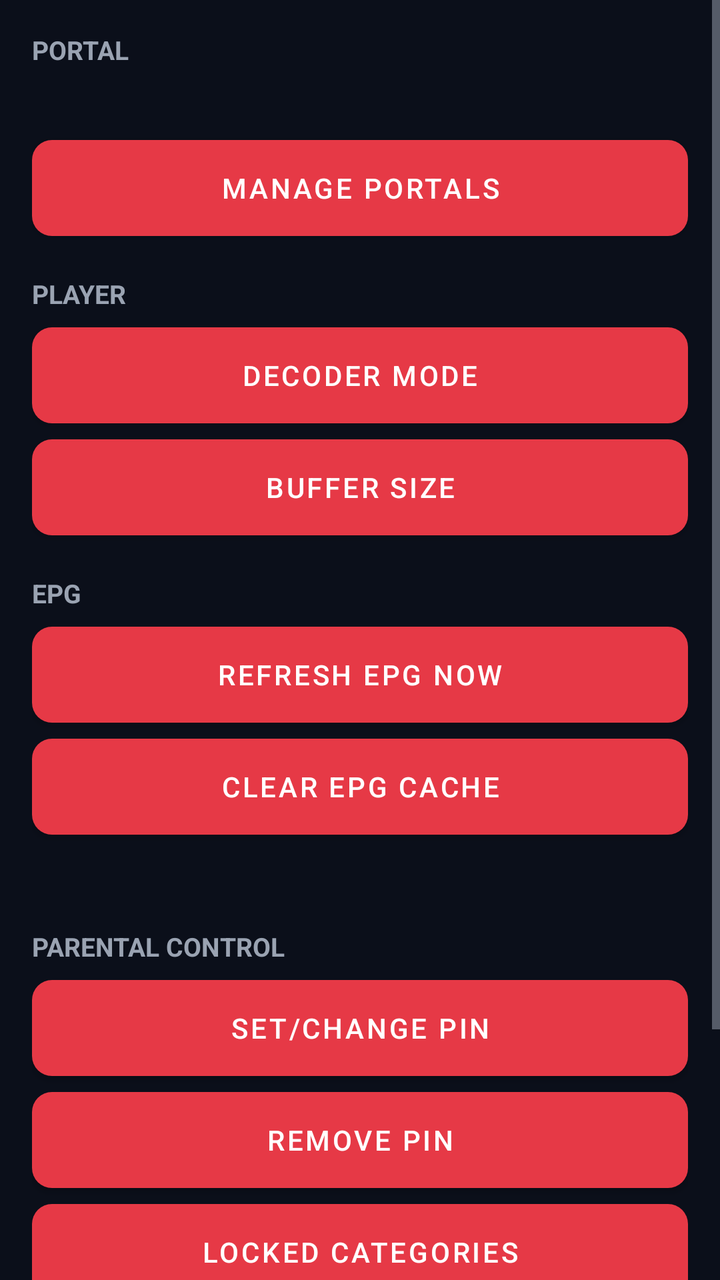
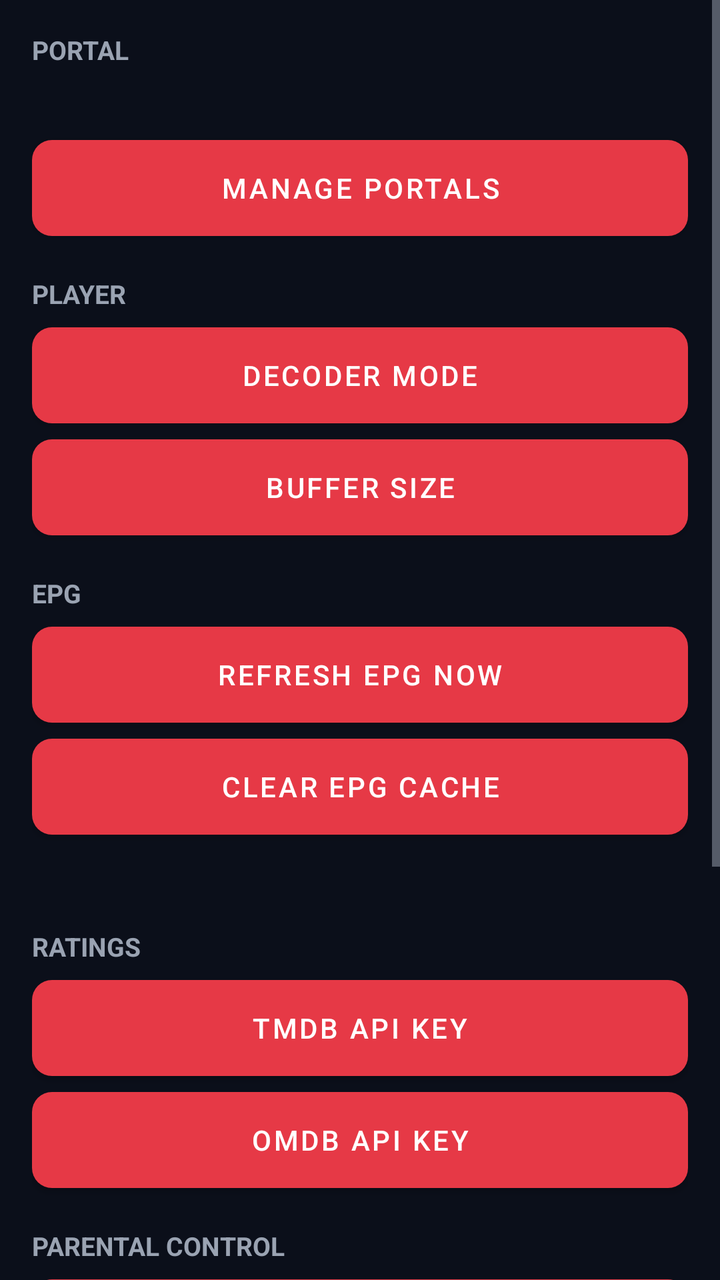

Two renders of the same Android screen: before a commit and after it. Below are the layout's source before the change and the commit's diff.
<!-- AndroidManifest.xml: application theme Theme.MyTVPlayer -->
<!-- res/layout/activity_settings.xml -->
<?xml version="1.0" encoding="utf-8"?>
<ScrollView xmlns:android="http://schemas.android.com/apk/res/android"
    android:layout_width="match_parent"
    android:layout_height="match_parent"
    android:background="@color/bg">

    <LinearLayout
        android:layout_width="match_parent"
        android:layout_height="wrap_content"
        android:orientation="vertical"
        android:padding="16dp">

        <TextView
            android:layout_width="match_parent"
            android:layout_height="wrap_content"
            android:text="PORTAL"
            android:textColor="@color/text_secondary"
            android:textSize="13sp"
            android:textStyle="bold" />

        <TextView
            android:id="@+id/txtPortalInfo"
            android:layout_width="match_parent"
            android:layout_height="wrap_content"
            android:layout_marginTop="8dp"
            android:textColor="@color/text_primary"
            android:textSize="15sp" />

        <Button
            android:id="@+id/btnManagePortals"
            android:layout_width="match_parent"
            android:layout_height="wrap_content"
            android:layout_marginTop="8dp"
            android:text="Manage portals"
            android:focusable="true"
            android:background="@drawable/item_focusable"
            android:textColor="@color/text_primary" />

        <TextView
            android:layout_width="match_parent"
            android:layout_height="wrap_content"
            android:layout_marginTop="20dp"
            android:text="PLAYER"
            android:textColor="@color/text_secondary"
            android:textSize="13sp"
            android:textStyle="bold" />

        <Button
            android:id="@+id/btnDecoder"
            android:layout_width="match_parent"
            android:layout_height="wrap_content"
            android:layout_marginTop="8dp"
            android:text="Decoder mode"
            android:focusable="true"
            android:background="@drawable/item_focusable"
            android:textColor="@color/text_primary" />

        <Button
            android:id="@+id/btnBuffer"
            android:layout_width="match_parent"
            android:layout_height="wrap_content"
            android:layout_marginTop="8dp"
            android:text="Buffer size"
            android:focusable="true"
            android:background="@drawable/item_focusable"
            android:textColor="@color/text_primary" />

        <TextView
            android:layout_width="match_parent"
            android:layout_height="wrap_content"
            android:layout_marginTop="20dp"
            android:text="EPG"
            android:textColor="@color/text_secondary"
            android:textSize="13sp"
            android:textStyle="bold" />

        <Button
            android:id="@+id/btnEpgRefresh"
            android:layout_width="match_parent"
            android:layout_height="wrap_content"
            android:layout_marginTop="8dp"
            android:text="Refresh EPG now"
            android:focusable="true"
            android:background="@drawable/item_focusable"
            android:textColor="@color/text_primary" />

        <Button
            android:id="@+id/btnEpgClear"
            android:layout_width="match_parent"
            android:layout_height="wrap_content"
            android:layout_marginTop="8dp"
            android:text="Clear EPG cache"
            android:focusable="true"
            android:background="@drawable/item_focusable"
            android:textColor="@color/text_primary" />

        <TextView
            android:id="@+id/txtEpgUpdated"
            android:layout_width="match_parent"
            android:layout_height="wrap_content"
            android:layout_marginTop="8dp"
            android:textColor="@color/text_secondary"
            android:textSize="14sp" />

        <TextView
            android:layout_width="match_parent"
            android:layout_height="wrap_content"
            android:layout_marginTop="20dp"
            android:text="PARENTAL CONTROL"
            android:textColor="@color/text_secondary"
            android:textSize="13sp"
            android:textStyle="bold" />

        <Button
            android:id="@+id/btnSetPin"
            android:layout_width="match_parent"
            android:layout_height="wrap_content"
            android:layout_marginTop="8dp"
            android:text="Set/Change PIN"
            android:focusable="true"
            android:background="@drawable/item_focusable"
            android:textColor="@color/text_primary" />

        <Button
            android:id="@+id/btnRemovePin"
            android:layout_width="match_parent"
            android:layout_height="wrap_content"
            android:layout_marginTop="8dp"
            android:text="Remove PIN"
            android:focusable="true"
            android:background="@drawable/item_focusable"
            android:textColor="@color/text_primary" />

        <Button
            android:id="@+id/btnLockedCats"
            android:layout_width="match_parent"
            android:layout_height="wrap_content"
            android:layout_marginTop="8dp"
            android:text="Locked categories"
            android:focusable="true"
            android:background="@drawable/item_focusable"
            android:textColor="@color/text_primary" />

        <TextView
            android:layout_width="match_parent"
            android:layout_height="wrap_content"
            android:layout_marginTop="20dp"
            android:text="ABOUT"
            android:textColor="@color/text_secondary"
            android:textSize="13sp"
            android:textStyle="bold" />

        <TextView
            android:id="@+id/txtAbout"
            android:layout_width="match_parent"
            android:layout_height="wrap_content"
            android:layout_marginTop="8dp"
            android:layout_marginBottom="16dp"
            android:text="Vibe IPTV v1.0\nOriginal software — bring your own portal. No streams included.\ncom.vibeiptv.app"
            android:textColor="@color/text_secondary"
            android:textSize="14sp" />
    </LinearLayout>
</ScrollView>
<!-- resources referenced by this layout -->
<resources>
  <color name="bg">#0B0F1A</color>
  <color name="text_primary">#FFFFFF</color>
  <color name="text_secondary">#9AA3B2</color>
  <!-- drawable item_focusable (drawable) -->
  <?xml version="1.0" encoding="utf-8"?>
  <selector xmlns:android="http://schemas.android.com/apk/res/android">
      <item android:state_focused="true">
          <shape android:shape="rectangle">
              <solid android:color="@color/surface2" />
              <stroke android:width="3dp" android:color="@color/focus_ring" />
              <corners android:radius="10dp" />
          </shape>
      </item>
      <item android:state_pressed="true">
          <shape android:shape="rectangle">
              <solid android:color="@color/surface2" />
              <corners android:radius="10dp" />
          </shape>
      </item>
      <item>
          <shape android:shape="rectangle">
              <solid android:color="@color/surface" />
              <corners android:radius="10dp" />
          </shape>
      </item>
  </selector>
  <style name="Theme.MyTVPlayer" parent="Theme.MaterialComponents.DayNight.NoActionBar">
          <item name="colorPrimary">@color/accent</item>
          <item name="colorPrimaryVariant">@color/accent_dark</item>
          <item name="colorOnPrimary">@color/text_primary</item>
          <item name="android:colorBackground">@color/bg</item>
          <item name="colorSurface">@color/surface</item>
          <item name="colorOnSurface">@color/text_primary</item>
          <item name="android:textColorPrimary">@color/text_primary</item>
          <item name="android:textColorSecondary">@color/text_secondary</item>
          <item name="android:windowBackground">@color/bg</item>
          <item name="android:statusBarColor">@color/bg</item>
          <item name="android:navigationBarColor">@color/bg</item>
          <item name="android:defaultFocusHighlightEnabled">false</item>
      </style>
  <color name="surface2">#1C2540</color>
  <color name="focus_ring">#FFFFFF</color>
  <color name="surface">#151C2E</color>
  <color name="accent">#E63946</color>
  <color name="accent_dark">#B91F2C</color>
</resources>

<!-- the commit's change to res/layout/activity_settings.xml (unified diff, before → after) -->
@@ -106,6 +106,35 @@
             android:layout_width="match_parent"
             android:layout_height="wrap_content"
             android:layout_marginTop="20dp"
+            android:text="RATINGS"
+            android:textColor="@color/text_secondary"
+            android:textSize="13sp"
+            android:textStyle="bold" />
+
+        <Button
+            android:id="@+id/btnTmdbKey"
+            android:layout_width="match_parent"
+            android:layout_height="wrap_content"
+            android:layout_marginTop="8dp"
+            android:text="TMDB API key"
+            android:focusable="true"
+            android:background="@drawable/item_focusable"
+            android:textColor="@color/text_primary" />
+
+        <Button
+            android:id="@+id/btnOmdbKey"
+            android:layout_width="match_parent"
+            android:layout_height="wrap_content"
+            android:layout_marginTop="8dp"
+            android:text="OMDb API key"
+            android:focusable="true"
+            android:background="@drawable/item_focusable"
+            android:textColor="@color/text_primary" />
+
+        <TextView
+            android:layout_width="match_parent"
+            android:layout_height="wrap_content"
+            android:layout_marginTop="20dp"
             android:text="PARENTAL CONTROL"
             android:textColor="@color/text_secondary"
             android:textSize="13sp"
